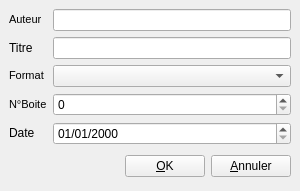
Before: the Qt Designer form Code/ui/Book.ui in pol51/GLst, drawn with Qt 5.
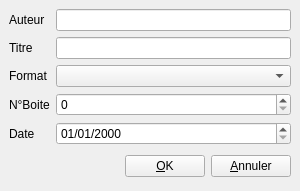
After: the same form once the commit is applied. Icons and pictures are not drawn.

```diff
--- a/Code/ui/Book.ui
+++ b/Code/ui/Book.ui
@@ -67,7 +67,7 @@
      <item row="4" column="0" >
       <widget class="QLabel" name="label_2_3_2" >
        <property name="text" >
-        <string>&lt;html>&lt;head>&lt;meta name="qrichtext" content="1" />&lt;/head>&lt;body style=" white-space: pre-wrap; font-family:MS Shell Dlg; font-weight:400; font-style:normal; text-decoration:none;">&lt;p style=" margin-top:0px; margin-bottom:0px; margin-left:0px; margin-right:0px; -qt-block-indent:0; text-indent:0px;">Date&lt;/p>&lt;/body>&lt;/html></string>
+        <string>Date</string>
        </property>
       </widget>
      </item>
@@ -77,21 +77,21 @@
      <item row="0" column="0" >
       <widget class="QLabel" name="label" >
        <property name="text" >
-        <string>&lt;html>&lt;head>&lt;meta name="qrichtext" content="1" />&lt;/head>&lt;body style=" white-space: pre-wrap; font-family:MS Shell Dlg 2; font-size:8.25pt; font-weight:400; font-style:normal; text-decoration:none;">&lt;p style=" margin-top:0px; margin-bottom:0px; margin-left:0px; margin-right:0px; -qt-block-indent:0; text-indent:0px; font-family:MS Shell Dlg;">Auteur&lt;/p>&lt;/body>&lt;/html></string>
+        <string>Auteur</string>
        </property>
       </widget>
      </item>
      <item row="2" column="0" >
       <widget class="QLabel" name="label_2_3" >
        <property name="text" >
-        <string>&lt;html>&lt;head>&lt;meta name="qrichtext" content="1" />&lt;/head>&lt;body style=" white-space: pre-wrap; font-family:MS Shell Dlg 2; font-size:8.25pt; font-weight:400; font-style:normal; text-decoration:none;">&lt;p style=" margin-top:0px; margin-bottom:0px; margin-left:0px; margin-right:0px; -qt-block-indent:0; text-indent:0px; font-family:MS Shell Dlg;">Format&lt;/p>&lt;/body>&lt;/html></string>
+        <string>Format</string>
        </property>
       </widget>
      </item>
      <item row="3" column="0" >
       <widget class="QLabel" name="label_2_4" >
        <property name="text" >
-        <string>&lt;html>&lt;head>&lt;meta name="qrichtext" content="1" />&lt;/head>&lt;body style=" white-space: pre-wrap; font-family:MS Shell Dlg; font-size:8.25pt; font-weight:400; font-style:normal; text-decoration:none;">&lt;p style=" margin-top:0px; margin-bottom:0px; margin-left:0px; margin-right:0px; -qt-block-indent:0; text-indent:0px;">N°Boite&lt;/p>&lt;/body>&lt;/html></string>
+        <string>N°Boite</string>
        </property>
       </widget>
      </item>
@@ -104,7 +104,7 @@
      <item row="1" column="0" >
       <widget class="QLabel" name="label_2" >
        <property name="text" >
-        <string>&lt;html>&lt;head>&lt;meta name="qrichtext" content="1" />&lt;/head>&lt;body style=" white-space: pre-wrap; font-family:MS Shell Dlg; font-weight:400; font-style:normal; text-decoration:none;">&lt;p style=" margin-top:0px; margin-bottom:0px; margin-left:0px; margin-right:0px; -qt-block-indent:0; text-indent:0px;">&lt;span style=" color:#000000;">Titre&lt;/span>&lt;/p>&lt;/body>&lt;/html></string>
+        <string>Titre</string>
        </property>
       </widget>
      </item>
```
Left out of the diff: 13 changed lines with no effect on the pictures.
